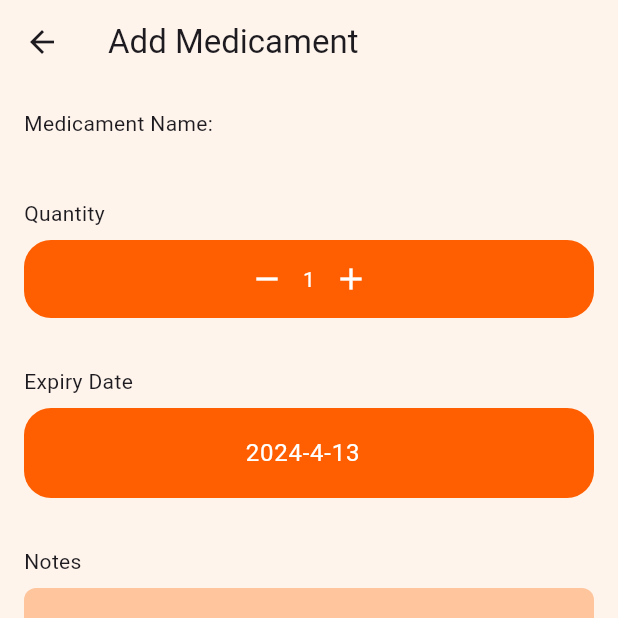
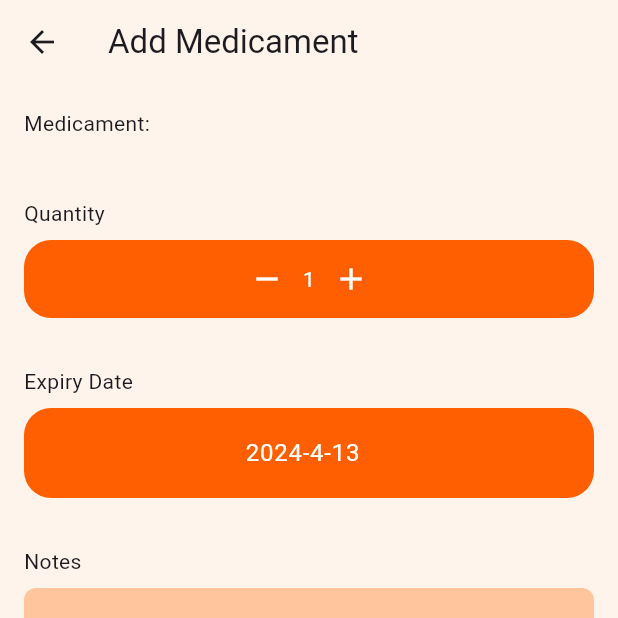
Before and after one commit to YZ1GO/L.EIC017_ES_PRJ, a Flutter app: the AddMedicamentPage screen opened directly, on a phone screen of 412 x 824 dp, the top half of it. Run offline on Flutter 3.47's test engine with Material 3 defaults, Android fonts, the phone set to English and light mode, and no system bars; our stand-ins replace firebase_core, firebase_database, flutter_local_notifications, permission_handler, shared_preferences; accounts and stored records are empty.

Commit message:
showing image when add medicament

```diff
--- a/app/lib/screens/add_medicicament_screen.dart
+++ b/app/lib/screens/add_medicicament_screen.dart
@@ -43,19 +43,26 @@ class _AddMedicamentPageState extends State<AddMedicamentPage> {
           child: Column(
             crossAxisAlignment: CrossAxisAlignment.start,
             children: <Widget>[
-              Text('Medicament Name:'),
+              Text('Medicament:'),
               SizedBox(height: 8.0),
               if (widget.brand != null)
                 Container(
-                  alignment: Alignment.center,
                   decoration: BoxDecoration(
                     color: Color.fromRGBO(255, 198, 157, 1),
                     borderRadius: BorderRadius.circular(8.0),
                   ),
                   padding: EdgeInsets.all(8.0),
-                  child: Text(
-                    widget.brand!['brand_name'],
-                    textAlign: TextAlign.center,
+                  child: Row(
+                    children: [
+                      if (widget.brand!['brand_id'] != null) // Check if brand_id exists
+                        _loadMedicamentImage(int.parse(widget.brand!['brand_id'])), // Load medicament image
+                      SizedBox(width: 8.0),
+                      Expanded(
+                        child: Text(
+                          widget.brand!['brand_name'],
+                        ),
+                      ),
+                    ],
                   ),
                 ),
               if (widget.customMedicamentName != null)
@@ -181,4 +188,25 @@ class _AddMedicamentPageState extends State<AddMedicamentPage> {
       ),
     );
   }
+
+  Widget _loadMedicamentImage(int brandId) {
+    String imagePath = 'assets/database/$brandId.jpg';
+    return ClipRRect(
+      borderRadius: BorderRadius.circular(8.0), // Adjust the radius as needed
+      child: Image.asset(
+        imagePath,
+        width: 50,
+        height: 50,
+        fit: BoxFit.cover,
+        errorBuilder: (context, error, stackTrace) {
+          return Image.asset(
+            'assets/database/default.jpg',
+            width: 50,
+            height: 50,
+            fit: BoxFit.cover,
+          );
+        },
+      ),
+    );
+  }
 }
```
